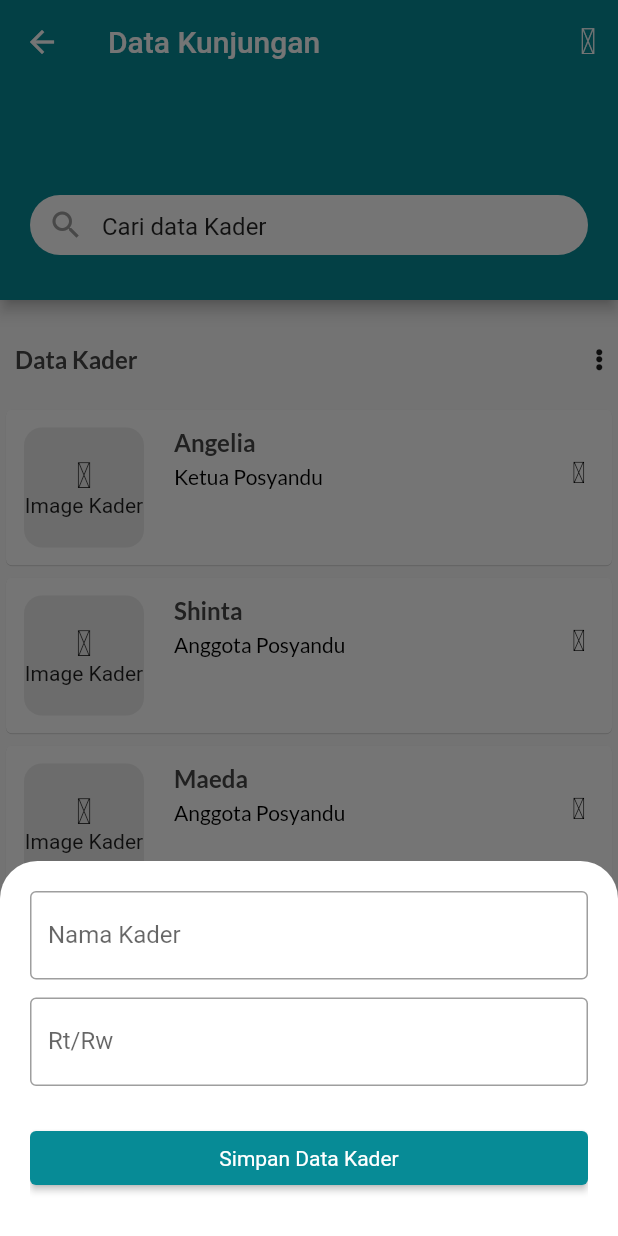
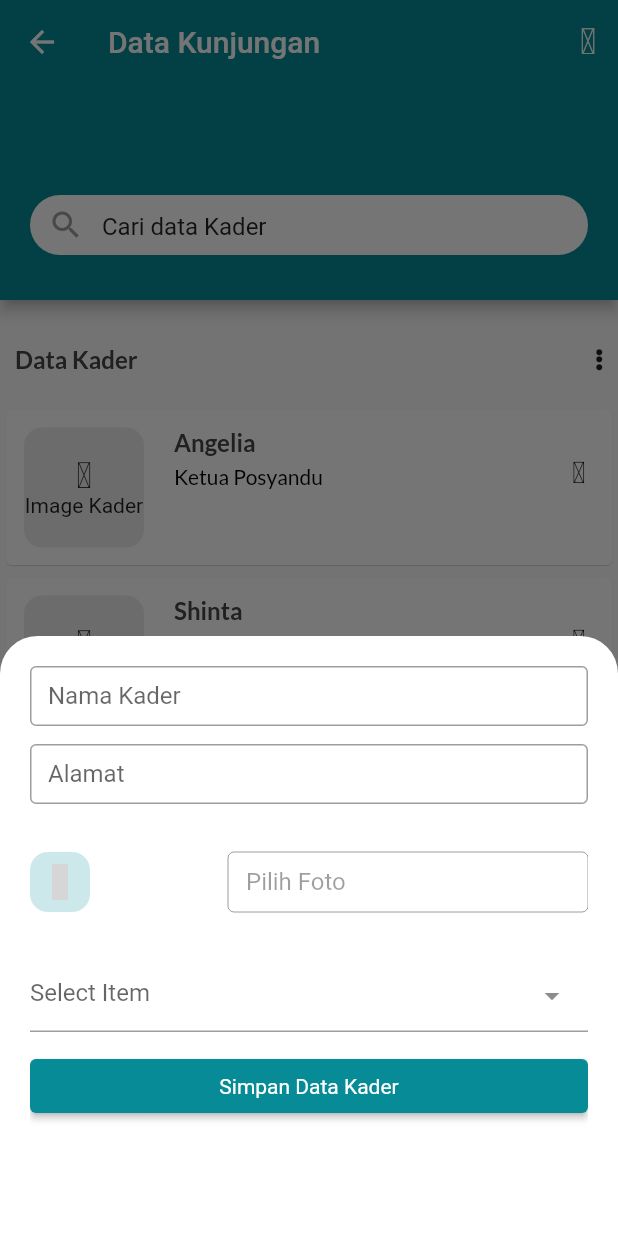
Before and after one commit to Roufmajidin/posyanduCare_mini-project_Rouf-Majidin, a Flutter app: the KaderPage screen opened directly with empty values, after a tap on "Kader Posyandu", on a phone screen of 412 x 824 dp. Run offline on Flutter 3.47's test engine with Material 2 defaults, Android fonts, the phone set to English and light mode, and no system bars; drawn by our look-alikes of dropdown_textfield; our stand-ins replace google_fonts, iconly; missing offline and left inert: weekly_date_picker; grey boxes are pictures that could not be loaded.

Commit message:
update add data kader posyandu

```diff
--- a/lib/view/detail_screen/kader.dart
+++ b/lib/view/detail_screen/kader.dart
@@ -1,5 +1,6 @@
 import 'dart:developer';
 
+import 'package:dropdown_textfield/dropdown_textfield.dart';
 import 'package:flutter/material.dart';
 import 'package:iconly/iconly.dart';
 import 'package:posyandu_care_apps/themes/colors.dart';
@@ -9,6 +10,7 @@ import '../../models/list_menu.dart';
 
 class KaderPage extends StatelessWidget {
   final index;
+
   KaderPage({super.key, required this.index});
   var formKey = GlobalKey<FormState>();
   @override
@@ -32,8 +34,10 @@ class KaderPage extends StatelessWidget {
           )),
       floatingActionButton: ElevatedButton.icon(
           onPressed: () {
+            var mediaQ = MediaQuery.of(context);
+
             log("add Kader Posyandu");
-            addKader(context);
+            addKader(context, mediaQ);
           },
           icon: Icon(IconlyBroken.add_user),
           style: ElevatedButton.styleFrom(
@@ -84,7 +88,7 @@ class KaderPage extends StatelessWidget {
     );
   }
 
-  Future<dynamic> addKader(BuildContext context) {
+  Future<dynamic> addKader(BuildContext context, mediaQ) {
     return showModalBottomSheet(
         isScrollControlled: true,
         backgroundColor: Colors.white,
@@ -94,7 +98,7 @@ class KaderPage extends StatelessWidget {
         ),
         builder: (context) {
           return Container(
-            height: 250,
+            height: 400,
             padding: const EdgeInsets.symmetric(horizontal: 20, vertical: 20),
             decoration: BoxDecoration(
               borderRadius: BorderRadius.circular(12),
@@ -108,7 +112,9 @@ class KaderPage extends StatelessWidget {
                   autovalidateMode: AutovalidateMode.onUserInteraction,
                   child: Column(
                     children: [
-                      TextFormField(
+                      SizedBox(
+                        height: 40,
+                        child: TextFormField(
                           validator: (value) {},
                           obscureText: false,
                           decoration: const InputDecoration(
@@ -116,19 +122,94 @@ class KaderPage extends StatelessWidget {
                             labelText: 'Nama Kader',
                           ),
                         ),
+                      ),
                       const SizedBox(
                         height: 12,
                       ),
-                      TextFormField(
+                      SizedBox(
+                        height: 40,
+                        child: TextFormField(
                           validator: (value) {},
                           obscureText: false,
                           decoration: const InputDecoration(
                             border: OutlineInputBorder(),
-                          labelText: 'Rt/Rw',
+                            labelText: 'Alamat',
+                          ),
                         ),
                       ),
                       const SizedBox(
                         height: 12,
+                      ),
+                      SizedBox(
+                        // width: 400,
+                        height: 80,
+                        child: Row(
+                          mainAxisAlignment: MainAxisAlignment.spaceBetween,
+                          children: [
+                            Container(
+                                decoration: BoxDecoration(
+                                    color:
+                                        AppTheme.primaryColor.withOpacity(0.2),
+                                    borderRadius: BorderRadius.circular(12)),
+                                height: 40,
+                                width: 40,
+                                child: Column(
+                                  mainAxisAlignment: MainAxisAlignment.center,
+                                  children: const [
+                                    Icon(IconlyBroken.image),
+                                  ],
+                                )
+                                // if null rencana nya
+                                // Image.asset(
+                                //   listBerita[index]["gambar"].toString(),
+                                //   fit: BoxFit.contain,
+                                // )
+                                ),
+                            GestureDetector(
+                              onTap: () {
+                                log("memilih image");
+                              },
+                              child: SizedBox(
+                                width: 240,
+                                height: 40,
+                                child: TextFormField(
+                                  enabled: false,
+                                  validator: (value) {},
+                                  obscureText: false,
+                                  decoration: const InputDecoration(
+                                    border: OutlineInputBorder(),
+                                    // logika kalo terpilih image nya ganti text ke TERPILIH
+                                    labelText: 'Pilih Foto',
+                                  ),
+                                ),
+                              ),
+                            ),
+                          ],
+                        ),
+                      ),
+                      const SizedBox(
+                        height: 12,
+                      ),
+                      DropDownTextField(
+                        dropDownItemCount: 2,
+                        clearOption: true,
+                        keyboardType: TextInputType.number,
+                        autovalidateMode: AutovalidateMode.always,
+                        clearIconProperty: IconProperty(color: Colors.green),
+                        searchDecoration: const InputDecoration(
+                            hintText: "enter your custom hint text here"),
+                        validator: (value) {
+                          if (value == null || value.isEmpty) {
+                            return "Posisi Perlu Diisi";
+                          } else {
+                            return null;
+                          }
+                        },
+                        dropDownList: const [
+                          DropDownValueModel(
+                              name: 'ketua Posyandu', value: "Ketua"),
+                          DropDownValueModel(name: 'Anggota', value: "Anggota")
+                        ],
                       ),
                       const SizedBox(
                         height: 12,
@@ -137,7 +218,7 @@ class KaderPage extends StatelessWidget {
                         style: ElevatedButton.styleFrom(
                             primary: AppTheme.primaryColor),
                         onPressed: () {},
-                        child: Center(
+                        child: const Center(
                           child: Text(
                             "Simpan Data Kader",
                             style: TextStyle(
```
Lines whose indentation alone changed are shown as unchanged.
